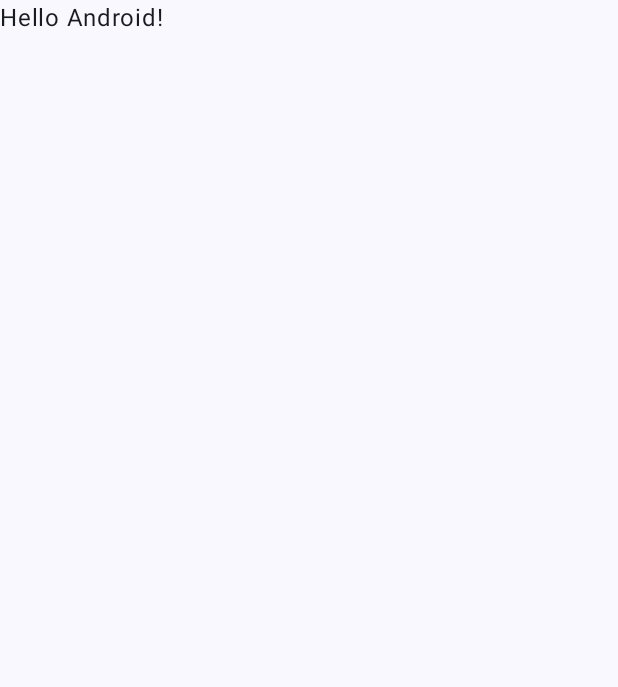
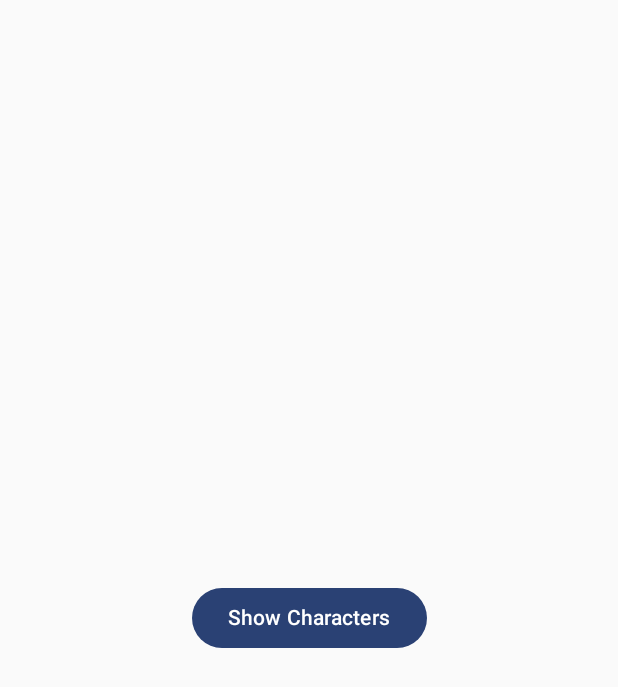
Before and after one commit to ukothuri/RickMortyApp, an Android app built with Jetpack Compose: the screen it shows after launch (MainActivity), on a phone screen of 412 x 824 dp. Before the commit the part shown is almost empty. Shown: the top 687 px of the screen. Run offline under Robolectric (Android 15) with nearby library versions, the phone set to English and light mode, and no system bars.

Commit message:
MVVM+Network operation

```diff
--- a/app/src/main/AndroidManifest.xml
+++ b/app/src/main/AndroidManifest.xml
@@ -1,7 +1,7 @@
 <?xml version="1.0" encoding="utf-8"?>
 <manifest xmlns:android="http://schemas.android.com/apk/res/android"
     xmlns:tools="http://schemas.android.com/tools">
-
+<uses-permission android:name="android.permission.INTERNET"/>
     <application
         android:allowBackup="true"
         android:dataExtractionRules="@xml/data_extraction_rules"
--- a/app/src/main/java/com/example/rickmortyapp/MainActivity.kt
+++ b/app/src/main/java/com/example/rickmortyapp/MainActivity.kt
@@ -3,45 +3,43 @@ package com.example.rickmortyapp
 import android.os.Bundle
 import androidx.activity.ComponentActivity
 import androidx.activity.compose.setContent
-import androidx.activity.enableEdgeToEdge
+import androidx.compose.foundation.layout.Box
 import androidx.compose.foundation.layout.fillMaxSize
 import androidx.compose.foundation.layout.padding
-import androidx.compose.material3.Scaffold
+import androidx.compose.material3.Button
 import androidx.compose.material3.Text
-import androidx.compose.runtime.Composable
+import androidx.compose.runtime.getValue
+import androidx.compose.runtime.mutableStateOf
+import androidx.compose.runtime.remember
+import androidx.compose.runtime.setValue
+import androidx.compose.ui.Alignment
 import androidx.compose.ui.Modifier
-import androidx.compose.ui.tooling.preview.Preview
+import androidx.compose.ui.unit.dp
+import com.example.rickmortyapp.ui.CharacterFragment
 import com.example.rickmortyapp.ui.theme.RickMortyAppTheme
 
 class MainActivity : ComponentActivity() {
     override fun onCreate(savedInstanceState: Bundle?) {
         super.onCreate(savedInstanceState)
-        enableEdgeToEdge()
         setContent {
             RickMortyAppTheme {
-                Scaffold(modifier = Modifier.fillMaxSize()) { innerPadding ->
-                    Greeting(
-                        name = "Android",
-                        modifier = Modifier.padding(innerPadding)
-                    )
+                var showCharacters by remember { mutableStateOf(false) }
+
+                if (showCharacters) {
+                    CharacterFragment()
+                } else {
+                    Box(
+                        modifier = Modifier
+                            .fillMaxSize()
+                            .padding(24.dp),
+                        contentAlignment = Alignment.Center
+                    ) {
+                        Button(onClick = { showCharacters = true }) {
+                            Text("Show Characters")
+                        }
+                    }
                 }
             }
         }
     }
 }
-
-@Composable
-fun Greeting(name: String, modifier: Modifier = Modifier) {
-    Text(
-        text = "Hello $name!",
-        modifier = modifier
-    )
-}
-
-@Preview(showBackground = true)
-@Composable
-fun GreetingPreview() {
-    RickMortyAppTheme {
-        Greeting("Android")
-    }
-}
```
Also changed, not shown: app/src/main/java/com/example/rickmortyapp/data/model/CharacterResponse.kt (added, +11 -0 lines), app/src/main/java/com/example/rickmortyapp/data/remote/RetrofitInstance.kt (added, +13 -0 lines), app/src/main/java/com/example/rickmortyapp/data/remote/RickAndMortyApi.kt (added, +9 -0 lines), app/src/main/java/com/example/rickmortyapp/repository/CharacterRepository.kt (added, +10 -0 lines), app/src/main/java/com/example/rickmortyapp/ui/CharacterFragment.kt (added, +16 -0 lines), app/src/main/java/com/example/rickmortyapp/ui/CharacterListScreen.kt (added, +55 -0 lines), app/src/main/java/com/example/rickmortyapp/viewmodel/CharacterViewModel.kt (added, +25 -0 lines).
